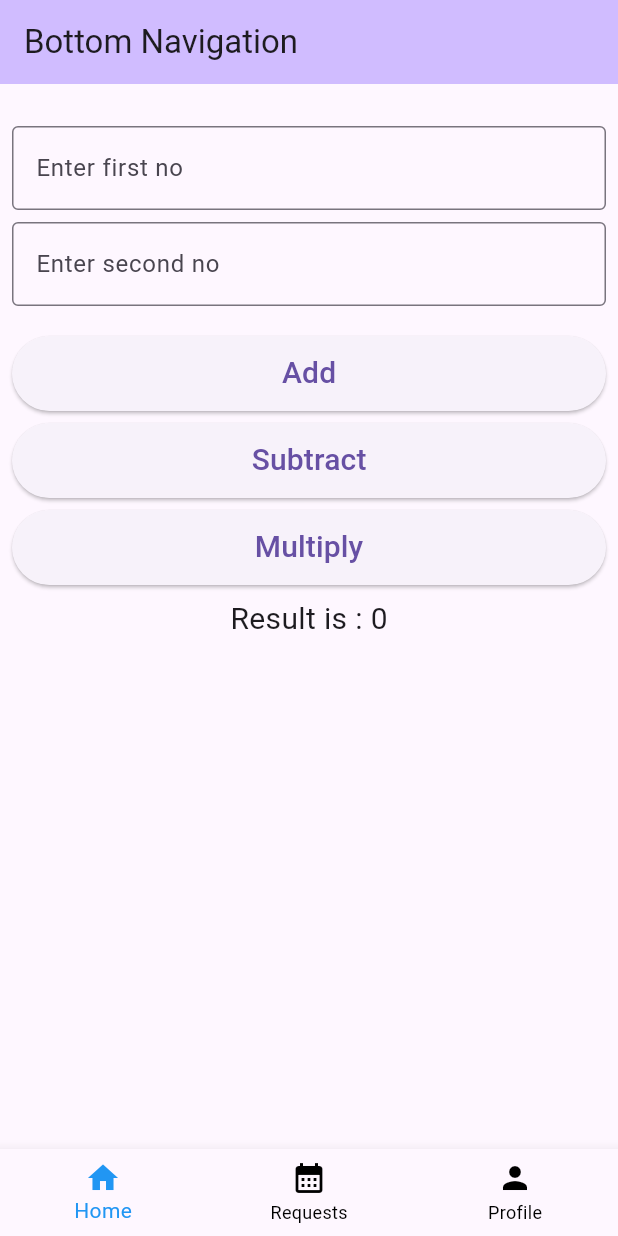
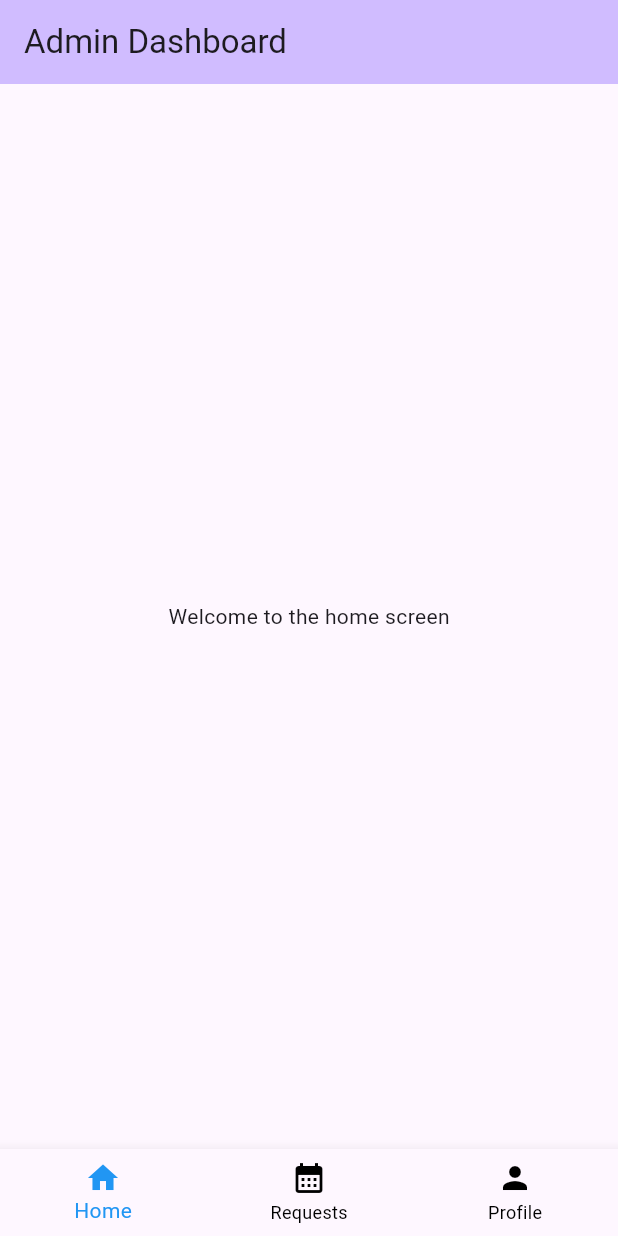
Before and after one commit to Deepa131/room_rental, a Flutter app: the DashboardScreen screen opened directly, on a phone screen of 412 x 824 dp. Run offline on Flutter 3.47's test engine with Material 3 defaults, Android fonts, the phone set to English and light mode, and no system bars.

Commit message:
error solved

```diff
--- a/lib/screens/bottom_screen/home_screen.dart
+++ b/lib/screens/bottom_screen/home_screen.dart
@@ -8,90 +8,12 @@ class HomeScreen extends StatefulWidget {
 }
 
 class _HomeScreenState extends State<HomeScreen> {
-  int first = 0;
-  int second = 0;
-  int result = 0;
 
   @override
   Widget build(BuildContext context) {
     return SizedBox.expand(
       child: Center(
-        child:Padding(
-        padding: const EdgeInsets.all(8),
-        child: Column(
-          children: [
-            SizedBox(height: 20),
-            TextField(
-              onChanged: (value) {
-                first = int.parse(value);
-              },
-              decoration: InputDecoration(
-                labelText: "Enter first no",
-                hintText: "e.g 12",
-                border: OutlineInputBorder(),
-              ),
-            ),
-            //Invisble box
-            SizedBox(height: 8),
-            TextField(
-              // Styling : CSS
-              onChanged: (value) {
-                second = int.parse(value);
-              },
-              decoration: InputDecoration(
-                labelText: "Enter second no",
-                hintText: "e.g 13",
-                border: OutlineInputBorder(),
-              ),
-            ),
-            SizedBox(height: 20),
-            // Button
-            SizedBox(
-              height: 50,
-              width: double.infinity,
-              child: ElevatedButton(
-                onPressed: () {
-                  setState(() {
-                    result = first + second;
-                  });
-                },
-                child: Text("Add", style: TextStyle(fontSize: 20)),
-              ),
-            ),
-
-            SizedBox(height: 8),
-            SizedBox(
-              height: 50,
-              width: double.infinity,
-              child: ElevatedButton(
-                onPressed: () {
-                  setState(() {
-                    result = first - second;
-                  });
-                },
-                child: Text("Subtract", style: TextStyle(fontSize: 20)),
-              ),
-            ),
-
-            SizedBox(height: 8),
-            SizedBox(
-              height: 50,
-              width: double.infinity,
-              child: ElevatedButton(
-                onPressed: () {
-                  setState(() {
-                    result = first * second;
-                  });
-                },
-                child: Text("Multiply", style: TextStyle(fontSize: 20)),
-              ),
-            ),
-
-            SizedBox(height: 8),
-            Text("Result is : $result", style: TextStyle(fontSize: 20)),
-          ],
-        ),
-      ),
+        child: Text('Welcome to the home screen'),
       ),
     );
   }
--- a/lib/screens/dashboard_screen.dart
+++ b/lib/screens/dashboard_screen.dart
@@ -22,7 +22,7 @@ class _DashboardScreenState extends State<DashboardScreen> {
   Widget build(BuildContext context) {
     return Scaffold(
       appBar: AppBar(
-        title: const Text('Bottom Navigation'),
+        title: const Text('Admin Dashboard'),
         backgroundColor: Theme.of(context).colorScheme.inversePrimary,
       ),
       body: lstBottomScreen[_selectedIndex],
```
Also changed, not shown: lib/screens/bottom_screen/request_screen.dart (+5 -70 lines).
